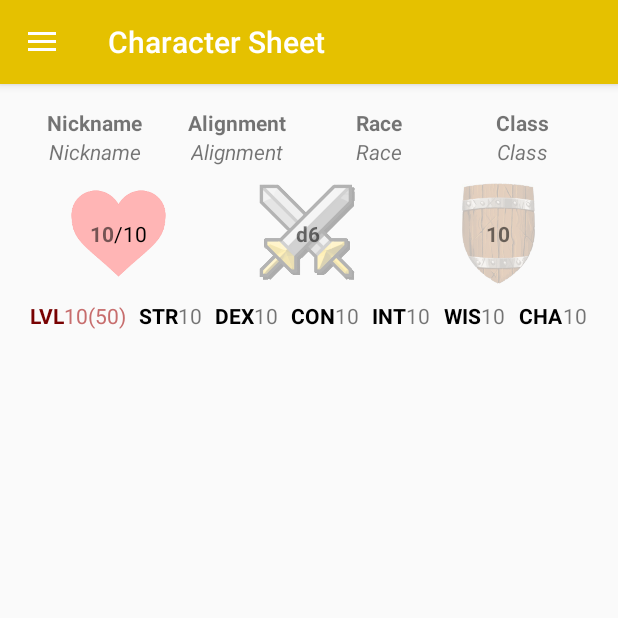
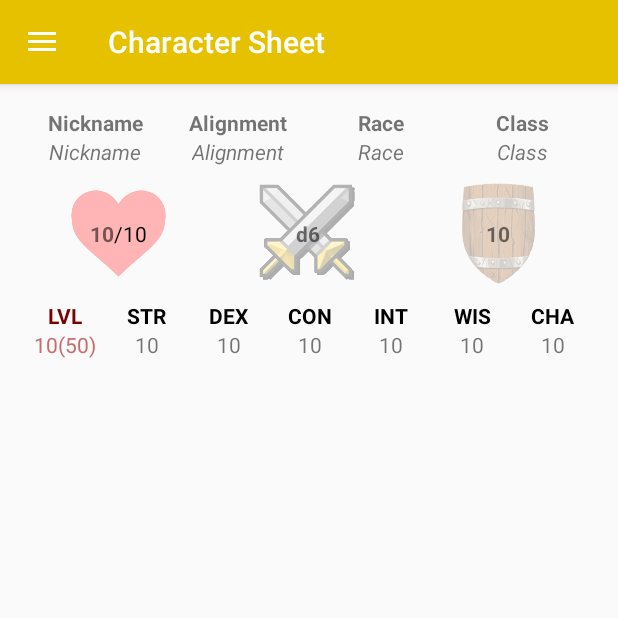
Before and after one commit to Uinelj/rpgmanager, an Android app: the screen it shows after launch (CharacterSheetActivity), on a phone screen of 412 x 824 dp, the top half of it. Run offline under Robolectric (Android 15) with nearby library versions, the phone set to English and light mode, and no system bars; 2 statements that could not run were skipped.

Commit message:
Changement layout portrait + paysage

```diff
--- a/app/src/main/res/layout-land/specs.xml
+++ b/app/src/main/res/layout-land/specs.xml
@@ -12,20 +12,23 @@
 
     <LinearLayout
         android:orientation="horizontal"
-        android:layout_width="match_parent"
-        android:layout_height="match_parent">
+        android:layout_width="300dp"
+        android:layout_height="wrap_content"
+        android:id="@+id/linearLayoutLand1"
+        android:baselineAligned="false">
 
         <LinearLayout
             android:orientation="vertical"
-            android:layout_width="75dp"
+            android:layout_width="fill_parent"
             android:layout_height="wrap_content"
-            android:layout_marginRight="10dp"
-            android:gravity="center_horizontal">
+            android:gravity="center_horizontal"
+            android:id="@+id/layoutNickname"
+            android:layout_weight="1">
 
             <TextView
                 android:layout_width="wrap_content"
                 android:layout_height="wrap_content"
-                android:text="Nickname"
+                android:text="@string/textNickname"
                 android:id="@+id/textViewNickname"
                 android:textStyle="bold"
                 />
@@ -33,22 +36,23 @@
             <TextView
                 android:layout_width="wrap_content"
                 android:layout_height="wrap_content"
-                android:text="Nickname"
+                android:text="@string/textNickname"
                 android:id="@+id/textNickname"
                 android:textStyle="italic"/>
         </LinearLayout>
 
         <LinearLayout
             android:orientation="vertical"
-            android:layout_width="75dp"
+            android:layout_width="fill_parent"
             android:layout_height="wrap_content"
-            android:layout_marginRight="10dp"
-            android:gravity="center_horizontal">
+            android:gravity="center_horizontal"
+            android:id="@+id/layoutAlignment"
+            android:layout_weight="1">
 
             <TextView
                 android:layout_width="wrap_content"
                 android:layout_height="wrap_content"
-                android:text="Alignment"
+                android:text="@string/textAlignment"
                 android:id="@+id/textViewAlignment"
                 android:textStyle="bold"
                 />
@@ -56,22 +60,23 @@
             <TextView
                 android:layout_width="wrap_content"
                 android:layout_height="wrap_content"
-                android:text="Alignment"
+                android:text="@string/textAlignment"
                 android:id="@+id/textAlignment"
                 android:textStyle="italic"/>
         </LinearLayout>
 
         <LinearLayout
             android:orientation="vertical"
-            android:layout_width="75dp"
+            android:layout_width="fill_parent"
             android:layout_height="wrap_content"
-            android:layout_marginRight="10dp"
-            android:gravity="center_horizontal">
+            android:gravity="center_horizontal"
+            android:id="@+id/layoutRace"
+            android:layout_weight="1">
 
             <TextView
                 android:layout_width="wrap_content"
                 android:layout_height="wrap_content"
-                android:text="Race"
+                android:text="@string/textRace"
                 android:id="@+id/textViewRace"
                 android:textStyle="bold"
                 />
@@ -79,32 +84,321 @@
             <TextView
                 android:layout_width="wrap_content"
                 android:layout_height="wrap_content"
-                android:text="Race"
+                android:text="@string/textRace"
                 android:id="@+id/textRace"
                 android:textStyle="italic"/>
         </LinearLayout>
 
         <LinearLayout
             android:orientation="vertical"
-            android:layout_width="75dp"
+            android:layout_width="fill_parent"
             android:layout_height="wrap_content"
-            android:layout_alignParentStart="true"
-            android:gravity="center_horizontal">
+            android:gravity="center_horizontal"
+            android:id="@+id/layoutClass"
+            android:layout_weight="1">
 
             <TextView
                 android:layout_width="wrap_content"
                 android:layout_height="wrap_content"
-                android:text="Class"
+                android:text="@string/textClass"
                 android:id="@+id/textViewClass"
                 android:textStyle="bold"/>
 
             <TextView
                 android:layout_width="wrap_content"
                 android:layout_height="wrap_content"
-                android:text="Class"
+                android:text="@string/textClass"
                 android:id="@+id/textClass"
                 android:textStyle="italic"/>
         </LinearLayout>
+
+    </LinearLayout>
+
+    <LinearLayout
+        android:orientation="horizontal"
+        android:layout_width="300dp"
+        android:layout_height="wrap_content"
+        android:id="@+id/linearLayoutLand2"
+        android:layout_marginTop="10dp"
+        android:baselineAligned="false"
+        android:layout_below="@+id/linearLayoutLand1"
+        android:layout_alignParentStart="false">
+
+        <LinearLayout
+            android:orientation="vertical"
+            android:layout_width="fill_parent"
+            android:layout_height="wrap_content"
+            android:id="@+id/layoutLevel"
+            android:layout_weight="1"
+            android:gravity="center_horizontal">
+
+            <TextView
+                android:layout_width="wrap_content"
+                android:layout_height="wrap_content"
+                android:text="@string/level"
+                android:id="@+id/textViewLevel"
+                android:textStyle="bold"
+                android:textColor="#780202"/>
+
+            <TextView
+                android:layout_width="wrap_content"
+                android:layout_height="wrap_content"
+                android:text="@string/base_level"
+                android:id="@+id/textLevel"
+                android:textColor="#c76d6d"/>
+        </LinearLayout>
+
+        <LinearLayout
+            android:orientation="vertical"
+            android:layout_width="fill_parent"
+            android:layout_height="wrap_content"
+            android:id="@+id/layoutStrength"
+            android:layout_weight="1"
+            android:gravity="center_horizontal">
+
+            <TextView
+                android:layout_width="wrap_content"
+                android:layout_height="wrap_content"
+                android:text="@string/strength"
+                android:id="@+id/textViewStrength"
+                android:textStyle="bold"
+                android:textColor="#000000"/>
+
+            <TextView
+                android:layout_width="wrap_content"
+                android:layout_height="wrap_content"
+                android:text="@string/base_value"
+                android:id="@+id/textStrength"/>
+        </LinearLayout>
+
+        <LinearLayout
+            android:orientation="vertical"
+            android:layout_width="fill_parent"
+            android:layout_height="wrap_content"
+            android:id="@+id/layoutDexterity"
+            android:layout_weight="1"
+            android:gravity="center_horizontal">
+
+            <TextView
+                android:layout_width="wrap_content"
+                android:layout_height="wrap_content"
+                android:text="@string/dexterity"
+                android:id="@+id/textViewDexterity"
+                android:textStyle="bold"
+                android:textColor="#000000"/>
+
+            <TextView
+                android:layout_width="wrap_content"
+                android:layout_height="wrap_content"
+                android:text="@string/base_value"
+                android:id="@+id/textDexterity"/>
+        </LinearLayout>
+
+        <LinearLayout
+            android:orientation="vertical"
+            android:layout_width="fill_parent"
+            android:layout_height="wrap_content"
+            android:id="@+id/layoutConstitution"
+            android:layout_weight="1"
+            android:gravity="center_horizontal">
+
+            <TextView
+                android:layout_width="wrap_content"
+                android:layout_height="wrap_content"
+                android:text="@string/constitution"
+                android:id="@+id/textViewConstitution"
+                android:textStyle="bold"
+                android:textColor="#000000"/>
+
+            <TextView
+                android:layout_width="wrap_content"
+                android:layout_height="wrap_content"
+                android:text="@string/base_value"
+                android:id="@+id/textConstitution"/>
+        </LinearLayout>
+
+        <LinearLayout
+            android:orientation="vertical"
+            android:layout_width="fill_parent"
+            android:layout_height="wrap_content"
+            android:id="@+id/layoutIntelligence"
+            android:layout_weight="1"
+            android:gravity="center_horizontal">
+
+            <TextView
+                android:layout_width="wrap_content"
+                android:layout_height="wrap_content"
+                android:text="@string/intelligence"
+                android:id="@+id/textViewIntelligence"
+                android:textStyle="bold"
+                android:textColor="#000000"/>
+
+            <TextView
+                android:layout_width="wrap_content"
+                android:layout_height="wrap_content"
+                android:text="@string/base_value"
+                android:id="@+id/textIntelligence"/>
+        </LinearLayout>
+
+        <LinearLayout
+            android:orientation="vertical"
+            android:layout_width="fill_parent"
+            android:layout_height="wrap_content"
+            android:id="@+id/layoutWisdom"
+            android:layout_weight="1"
+            android:gravity="center_horizontal">
+
+            <TextView
+                android:layout_width="wrap_content"
+                android:layout_height="wrap_content"
+                android:text="@string/wisdom"
+                android:id="@+id/textViewWisdom"
+                android:textStyle="bold"
+                android:textColor="#000000"/>
+
+            <TextView
+                android:layout_width="wrap_content"
+                android:layout_height="wrap_content"
+                android:text="@string/base_value"
+                android:id="@+id/textWisdom"/>
+        </LinearLayout>
+
+        <LinearLayout
+            android:orientation="vertical"
+            android:layout_width="fill_parent"
+            android:layout_height="wrap_content"
+            android:id="@+id/layoutCharisma"
+            android:layout_weight="1"
+            android:gravity="center_horizontal">
+
+            <TextView
+                android:layout_width="wrap_content"
+                android:layout_height="wrap_content"
+                android:text="@string/charisma"
+                android:id="@+id/textViewCharisma"
+                android:textStyle="bold"
+                android:textColor="#000000"/>
+
+            <TextView
+                android:layout_width="wrap_content"
+                android:layout_height="wrap_content"
+                android:text="@string/base_value"
+                android:id="@+id/textCharisma"/>
+        </LinearLayout>
+    </LinearLayout>
+
+    <LinearLayout
+        android:orientation="horizontal"
+        android:layout_width="fill_parent"
+        android:layout_height="wrap_content"
+        android:id="@+id/linearLayoutLand3"
+        android:layout_alignParentEnd="false"
+        android:layout_toRightOf="@+id/linearLayoutLand1"
+        android:baselineAligned="false">
+
+        <RelativeLayout
+            android:orientation="horizontal"
+            android:layout_width="fill_parent"
+            android:layout_height="wrap_content"
+            android:layout_weight="1"
+            android:id="@+id/layoutHealth"
+            android:gravity="center_horizontal">
+
+            <ImageView
+                android:layout_width="70dp"
+                android:layout_height="70dp"
+                android:id="@+id/imageViewHP"
+                android:src="@drawable/heart"
+                android:layout_gravity="top"
+                android:contentDescription="@string/healthPoints"
+                android:layout_alignParentLeft="true"
+                android:layout_alignParentTop="true"/>
+
+            <LinearLayout
+                android:orientation="horizontal"
+                android:layout_width="wrap_content"
+                android:layout_height="wrap_content"
+                android:layout_alignLeft="@+id/imageViewHP"
+                android:layout_alignRight="@+id/imageViewHP"
+                android:gravity="center_horizontal"
+                android:layout_centerInParent="true"
+                android:id="@+id/layoutHealthValues">
+
+                <TextView
+                    android:layout_width="wrap_content"
+                    android:layout_height="wrap_content"
+                    android:text="@string/base_value"
+                    android:id="@+id/textCurrentHealth"
+                    android:textStyle="bold"/>
+
+                <TextView
+                    android:layout_width="wrap_content"
+                    android:layout_height="wrap_content"
+                    android:text="@string/base_health"
+                    android:id="@+id/textMaxHealth"
+                    android:textColor="#000000"/>
+            </LinearLayout>
+        </RelativeLayout>
+
+        <RelativeLayout
+            android:orientation="horizontal"
+            android:layout_width="fill_parent"
+            android:layout_height="wrap_content"
+            android:layout_weight="1"
+            android:id="@+id/layoutDamage"
+            android:gravity="center_horizontal">
+
+            <ImageView
+                android:layout_width="70dp"
+                android:layout_height="70dp"
+                android:id="@+id/imageViewAttack"
+                android:layout_gravity="center_horizontal"
+                android:src="@drawable/swords"
+                android:contentDescription="@string/attackPoints"
+                android:layout_alignParentLeft="true"
+                android:layout_alignParentTop="true"/>
+
+            <TextView
+                android:layout_width="wrap_content"
+                android:layout_height="wrap_content"
+                android:text="@string/base_dmg"
+                android:id="@+id/textDmg"
+                android:layout_centerInParent="true"
+                android:layout_alignLeft="@+id/imageViewAttack"
+                android:layout_alignRight="@+id/imageViewAttack"
+                android:gravity="center_horizontal"
+                android:textStyle="bold"/>
+        </RelativeLayout>
+
+        <RelativeLayout
+            android:orientation="horizontal"
+            android:layout_width="fill_parent"
+            android:layout_height="wrap_content"
+            android:layout_weight="1"
+            android:id="@+id/layoutDefense"
+            android:gravity="center_horizontal">
+
+            <ImageView
+                android:layout_width="70dp"
+                android:layout_height="70dp"
+                android:id="@+id/imageViewShield"
+                android:layout_gravity="end|top"
+                android:src="@drawable/shield"
+                android:contentDescription="@string/defensePoints"
+                android:layout_alignParentLeft="true"
+                android:layout_alignParentTop="true"/>
+
+            <TextView
+                android:layout_width="wrap_content"
+                android:layout_height="wrap_content"
+                android:text="@string/base_value"
+                android:id="@+id/textDefense"
+                android:layout_centerInParent="true"
+                android:layout_alignLeft="@+id/imageViewShield"
+                android:layout_alignRight="@+id/imageViewShield"
+                android:gravity="center_horizontal"
+                android:textStyle="bold"/>
+        </RelativeLayout>
     </LinearLayout>
 
 </RelativeLayout>
--- a/app/src/main/res/layout-port/specs.xml
+++ b/app/src/main/res/layout-port/specs.xml
@@ -20,7 +20,7 @@
 
         <LinearLayout
             android:orientation="vertical"
-            android:layout_width="75dp"
+            android:layout_width="fill_parent"
             android:layout_height="wrap_content"
             android:gravity="center_horizontal"
             android:id="@+id/layoutNickname"
@@ -43,7 +43,7 @@
 
         <LinearLayout
             android:orientation="vertical"
-            android:layout_width="75dp"
+            android:layout_width="fill_parent"
             android:layout_height="wrap_content"
             android:gravity="center_horizontal"
             android:id="@+id/layoutAlignment"
@@ -67,7 +67,7 @@
 
         <LinearLayout
             android:orientation="vertical"
-            android:layout_width="75dp"
+            android:layout_width="fill_parent"
             android:layout_height="wrap_content"
             android:gravity="center_horizontal"
             android:id="@+id/layoutRace"
@@ -91,7 +91,7 @@
 
         <LinearLayout
             android:orientation="vertical"
-            android:layout_width="75dp"
+            android:layout_width="fill_parent"
             android:layout_height="wrap_content"
             android:gravity="center_horizontal"
             android:id="@+id/layoutClass"
@@ -111,6 +111,7 @@
                 android:id="@+id/textClass"
                 android:textStyle="italic"/>
         </LinearLayout>
+
     </LinearLayout>
 
     <!-- Second LinearLayout (HP, Attack, Defense) -->
@@ -126,7 +127,7 @@
 
         <RelativeLayout
             android:orientation="horizontal"
-            android:layout_width="wrap_content"
+            android:layout_width="fill_parent"
             android:layout_height="wrap_content"
             android:layout_weight="1"
             android:id="@+id/layoutHealth"
@@ -172,7 +173,7 @@
 
         <RelativeLayout
             android:orientation="horizontal"
-            android:layout_width="wrap_content"
+            android:layout_width="fill_parent"
             android:layout_height="wrap_content"
             android:layout_weight="1"
             android:id="@+id/layoutDamage"
@@ -204,7 +205,7 @@
 
         <RelativeLayout
             android:orientation="horizontal"
-            android:layout_width="wrap_content"
+            android:layout_width="fill_parent"
             android:layout_height="wrap_content"
             android:layout_weight="1"
             android:id="@+id/layoutDefense"
@@ -247,8 +248,8 @@
         android:baselineAligned="false">
 
         <LinearLayout
-            android:orientation="horizontal"
-            android:layout_width="wrap_content"
+            android:orientation="vertical"
+            android:layout_width="fill_parent"
             android:layout_height="wrap_content"
             android:id="@+id/layoutLevel"
             android:layout_weight="1"
@@ -271,8 +272,8 @@
         </LinearLayout>
 
         <LinearLayout
-            android:orientation="horizontal"
-            android:layout_width="wrap_content"
+            android:orientation="vertical"
+            android:layout_width="fill_parent"
             android:layout_height="wrap_content"
             android:id="@+id/layoutStrength"
             android:layout_weight="1"
@@ -294,8 +295,8 @@
         </LinearLayout>
 
         <LinearLayout
-            android:orientation="horizontal"
-            android:layout_width="wrap_content"
+            android:orientation="vertical"
+            android:layout_width="fill_parent"
             android:layout_height="wrap_content"
             android:id="@+id/layoutDexterity"
             android:layout_weight="1"
@@ -317,8 +318,8 @@
         </LinearLayout>
 
         <LinearLayout
-            android:orientation="horizontal"
-            android:layout_width="wrap_content"
+            android:orientation="vertical"
+            android:layout_width="fill_parent"
             android:layout_height="wrap_content"
             android:id="@+id/layoutConstitution"
             android:layout_weight="1"
@@ -341,8 +342,8 @@
         </LinearLayout>
 
         <LinearLayout
-            android:orientation="horizontal"
-            android:layout_width="wrap_content"
+            android:orientation="vertical"
+            android:layout_width="fill_parent"
             android:layout_height="wrap_content"
             android:id="@+id/layoutIntelligence"
             android:layout_weight="1"
@@ -364,8 +365,8 @@
         </LinearLayout>
 
         <LinearLayout
-            android:orientation="horizontal"
-            android:layout_width="wrap_content"
+            android:orientation="vertical"
+            android:layout_width="fill_parent"
             android:layout_height="wrap_content"
             android:id="@+id/layoutWisdom"
             android:layout_weight="1"
@@ -387,8 +388,8 @@
         </LinearLayout>
 
         <LinearLayout
-            android:orientation="horizontal"
-            android:layout_width="wrap_content"
+            android:orientation="vertical"
+            android:layout_width="fill_parent"
             android:layout_height="wrap_content"
             android:id="@+id/layoutCharisma"
             android:layout_weight="1"
@@ -408,6 +409,7 @@
                 android:text="@string/base_value"
                 android:id="@+id/textCharisma"/>
         </LinearLayout>
+
     </LinearLayout>
 
     <LinearLayout
--- a/app/src/main/res/values/strings.xml
+++ b/app/src/main/res/values/strings.xml
@@ -1,6 +1,5 @@
 <resources>
     <string name="app_name">RPGmanager</string>
-    <string name="viewNickname">Nickname</string>
     <string name="drawer_open">Open navigation drawer</string>
     <string name="drawer_close">Close navigation drawer</string>
 </resources>
```
